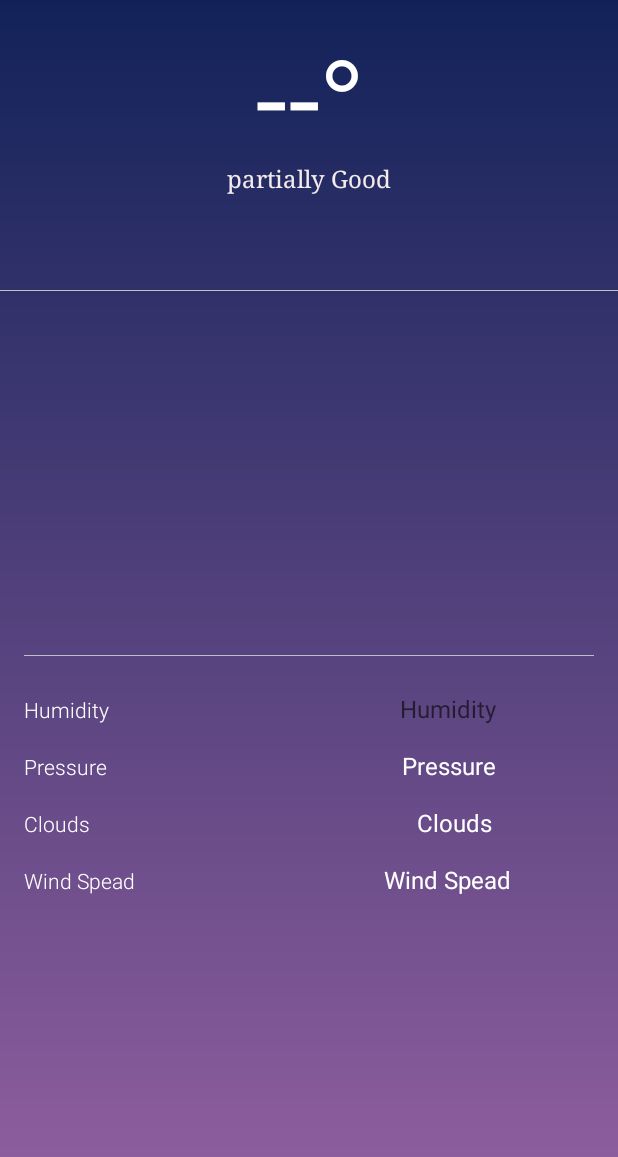
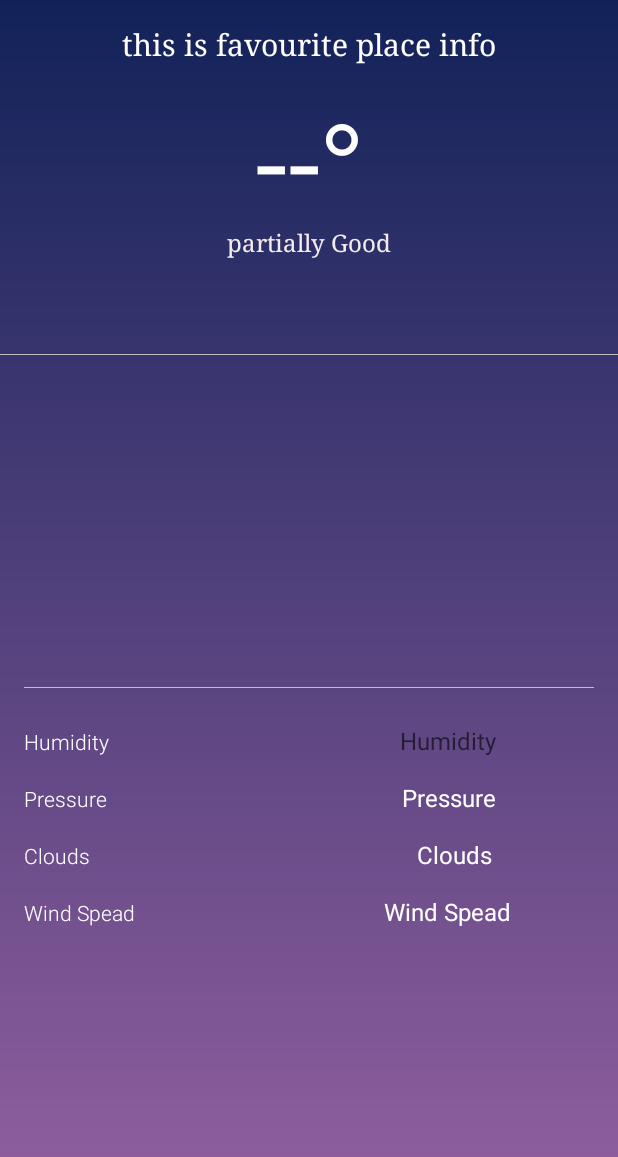
Before and after one commit to Amin-0-1/NotiWeather, an Android app: the layout fav_weather_fragment.xml on its own in the app's theme, with its tools: preview values and no code run, on a phone screen of 412 x 824 dp. Shown: the top 1157 px of the screen. Run offline under Robolectric (Android 15) with nearby library versions, the phone set to English and light mode, and no system bars.

Commit message:
adding title to favourite place

```diff
--- a/app/src/main/java/com/example/forecast_mvvm/presentationLayer/other/SplashScreen.kt
+++ b/app/src/main/java/com/example/forecast_mvvm/presentationLayer/other/SplashScreen.kt
@@ -17,7 +17,7 @@ class SplashScreen : AppCompatActivity() {
             val intent = Intent(this, MainActivity::class.java)
             startActivity(intent)
             finish()
-        },1000)
+        },7000)
 //7000
 
     }
--- a/app/src/main/java/com/example/forecast_mvvm/presentationLayer/screens/favourite/bottomSheet/BottomSheetFavourite.kt
+++ b/app/src/main/java/com/example/forecast_mvvm/presentationLayer/screens/favourite/bottomSheet/BottomSheetFavourite.kt
@@ -63,6 +63,7 @@ class BottomSheetFavourite: BottomSheetDialogFragment() {
 
         val lat = arguments?.getDouble("lat")!!
         val lon = arguments?.getDouble("lon")!!
+        val placeTitle = arguments?.getString("placeTitle")
 
         Log.i("track", "onViewCreated: ${lat} lon: $lon")
 
@@ -96,6 +97,7 @@ class BottomSheetFavourite: BottomSheetDialogFragment() {
                 binding.pressureTextView.text = it.weatherState.pressure.toString()
                 binding.windTextView.text = it.weatherState.windSpeed.toString()
                 binding.textViewState.text = it.weatherState.weather[0].description
+                binding.placeTitle.text = placeTitle
             })
 
     }
--- a/app/src/main/res/layout/fav_weather_fragment.xml
+++ b/app/src/main/res/layout/fav_weather_fragment.xml
@@ -35,7 +35,7 @@
                 app:layout_constraintEnd_toEndOf="parent"
                 app:layout_constraintHorizontal_bias="0.5"
                 app:layout_constraintStart_toStartOf="parent"
-                app:layout_constraintTop_toTopOf="parent" />
+                app:layout_constraintTop_toBottomOf="@+id/placeTitle" />
 
             <androidx.recyclerview.widget.RecyclerView
                 android:id="@+id/hourlyRecycleView"
@@ -206,6 +206,19 @@
                 </LinearLayout>
 
             </androidx.core.widget.NestedScrollView>
+
+            <TextView
+                android:id="@+id/placeTitle"
+                style="@style/mainTemp"
+                android:layout_width="wrap_content"
+                android:layout_height="wrap_content"
+                android:layout_marginTop="16dp"
+                android:text="this is favourite place info"
+                android:textSize="20dp"
+                app:layout_constraintEnd_toEndOf="parent"
+                app:layout_constraintHorizontal_bias="0.5"
+                app:layout_constraintStart_toStartOf="parent"
+                app:layout_constraintTop_toTopOf="parent" />
         </androidx.constraintlayout.widget.ConstraintLayout>
     </androidx.core.widget.NestedScrollView>
 </androidx.constraintlayout.widget.ConstraintLayout>
```
Also changed, not shown: app/src/main/java/com/example/forecast_mvvm/presentationLayer/screens/favourite/FavouriteAdapter.kt (+9 -1 lines), app/src/main/java/com/example/forecast_mvvm/presentationLayer/screens/favourite/FavouriteFragment.kt (+5 -4 lines), app/src/main/res/layout/favourite_fragment.xml (+8 -14 lines).
